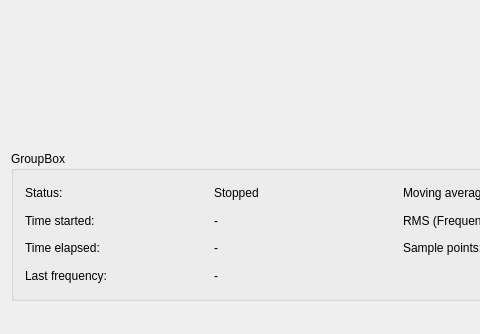
First picture: the form in GUI/mainwindow.ui, repository DaniloBorquez/Hodoscope-Manager-GUI, before the edit; both pictures show x 0 to 480 and y 266 to 600 of the 800 by 600 pixel window.
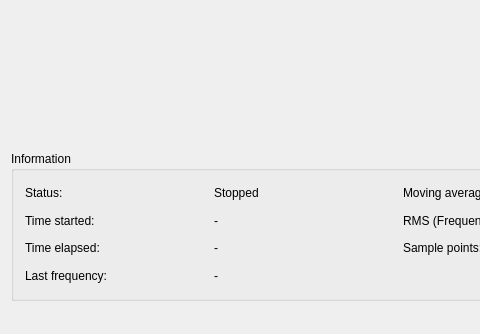
Second picture: the form after the edit. Custom widgets are drawn as their Qt base class.

Commit message: Window names added

Patch:
```diff
--- a/GUI/mainwindow.ui
+++ b/GUI/mainwindow.ui
@@ -23,9 +23,17 @@
    </size>
   </property>
   <property name="windowTitle">
-   <string>MainWindow</string>
+   <string>Hodoscope Manager</string>
+  </property>
+  <property name="styleSheet">
+   <string notr="true">#centralwidget {
+    background-color: rgb(0, 0, 0);
+}</string>
   </property>
   <widget class="QWidget" name="centralWidget">
+   <property name="styleSheet">
+    <string notr="true"/>
+   </property>
    <layout class="QVBoxLayout" name="verticalLayout_2">
     <item>
      <layout class="QHBoxLayout" name="horizontalLayout">
@@ -176,7 +184,7 @@
        </size>
       </property>
       <property name="title">
-       <string>GroupBox</string>
+       <string>Information</string>
       </property>
       <layout class="QGridLayout" name="gridLayout_2">
        <item row="0" column="2">
```
Left out of the diff: 4 changed lines with no effect on the pictures. The commit also changes 6 other files.
